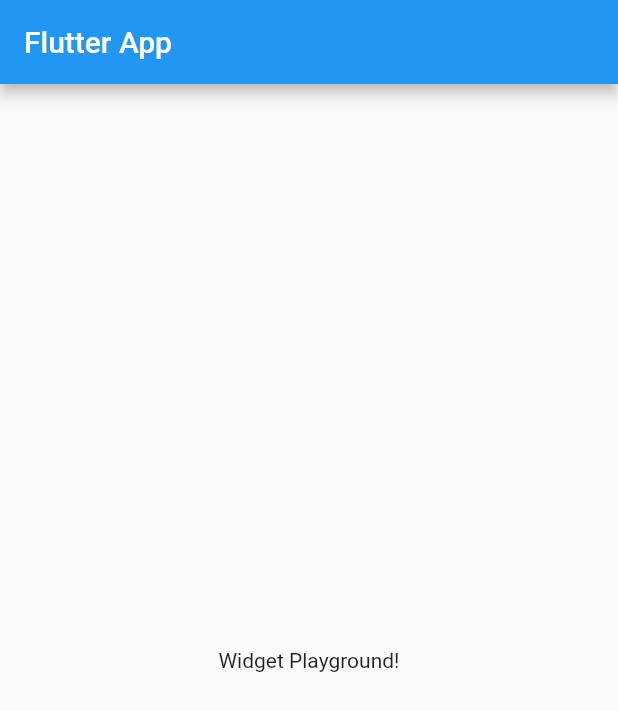
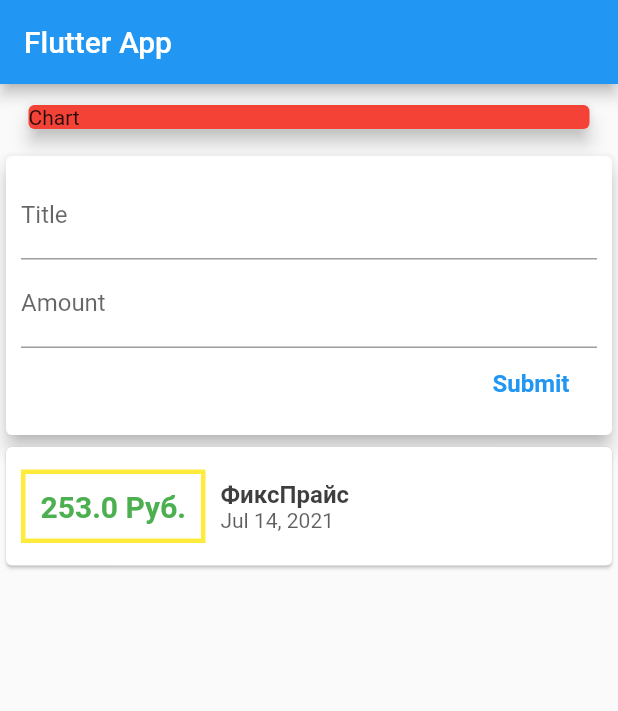
Before and after one commit to nikberX/MySpendings, a Flutter app: the screen it shows after launch, on a phone screen of 412 x 824 dp. Shown: the top 711 px of the screen. Run offline on Flutter 3.47's test engine with Material 2 defaults, Android fonts, the phone set to English and light mode, and no system bars.

Commit message:
Implemented base widgets to add purchases and dynamicly show them to user. Implemented purchase add button.

```diff
--- a/lib/main.dart
+++ b/lib/main.dart
@@ -1,5 +1,6 @@
 import 'package:flutter/material.dart';
 
+import './widgets/user_purchases.dart';
 void main() => runApp(MyApp());
 
 class MyApp extends StatelessWidget {
@@ -13,15 +14,28 @@ class MyApp extends StatelessWidget {
 }
 
 class MyHomePage extends StatelessWidget {
+
   @override
   Widget build(BuildContext context) {
     return Scaffold(
       appBar: AppBar(
         title: Text('Flutter App'),
       ),
-      body: Center(
-        child: Text('Widget Playground!'),
-      ),
+      body: Column(
+        crossAxisAlignment: CrossAxisAlignment.center,
+        children: <Widget>[
+          Container(
+            margin: EdgeInsets.symmetric(vertical: 10, horizontal: 15,),
+            width: double.infinity,
+            child: Card(
+              color: Colors.red,
+              child: Text('Chart'),
+              elevation: 5,
+            ),
+          ),
+          UserPurchases()
+        ],
+        ),
     );
   }
 }
--- /dev/null
+++ b/lib/models/purchase.dart
@@ -0,0 +1,13 @@
+class Purchase {
+  String id;
+  String title;
+  double amount;
+  DateTime date;
+
+  Purchase({
+    required this.id,
+    required this.title,
+    required this.amount,
+    required this.date
+  });
+}
--- /dev/null
+++ b/lib/widgets/new_purchase.dart
@@ -0,0 +1,48 @@
+import 'package:flutter/material.dart';
+
+class NewPurchase extends StatelessWidget {
+
+  final titleController = TextEditingController();
+  final amountController = TextEditingController();
+
+  final Function onButtonPressed;
+
+  NewPurchase(this.onButtonPressed);
+
+  @override
+  Widget build(BuildContext context) {
+    return Card(
+            elevation: 5,
+            child: Container(
+              padding: EdgeInsets.all(10),
+              child: Column(
+                crossAxisAlignment: CrossAxisAlignment.end,
+                  children: <Widget>[
+                    TextField(
+                      decoration: InputDecoration(
+                        labelText: 'Title',
+                      ),
+                      controller: titleController,
+                    ),
+                    TextField(decoration: InputDecoration(
+                        labelText: 'Amount',
+                      ),
+                      controller: amountController,
+                    ),
+                    FlatButton(
+                      onPressed: () {onButtonPressed(titleController.text,amountController.text);},
+                      child: Text(
+                        'Submit',
+                        style: TextStyle(
+                          color: Colors.blue,
+                          fontSize: 16,
+                          fontWeight: FontWeight.bold,
+                        ),
+                      )
+                    )
+                  ],
+                ),
+            ),
+    );
+  }
+}
--- /dev/null
+++ b/lib/widgets/purchase_list.dart
@@ -0,0 +1,61 @@
+//packages
+import 'package:flutter/material.dart';
+import 'package:intl/intl.dart';
+//files
+import '../models/purchase.dart';
+
+class PurchaseList extends StatelessWidget {
+  final List<Purchase> _purchases;
+
+  PurchaseList(this._purchases);
+
+  @override
+  Widget build(BuildContext context) {
+    return Column(
+            children: _purchases.map((purchase) {
+              return Card(
+                child: Row(children: [
+                  Container(
+                    margin: EdgeInsets.symmetric(horizontal: 10,vertical: 15),
+                    decoration: BoxDecoration(
+                      border: Border.all(color: Colors.yellow, width: 3,),
+                    ),
+                    padding: EdgeInsets.all(10),
+                    child: Text(
+                      '${purchase.amount} Руб.',
+                      style: TextStyle(
+                        fontWeight: FontWeight.bold,
+                        fontSize: 20,
+                        color: Colors.green,
+                      ),
+                    ),
+                  ),
+                  Column(
+                    crossAxisAlignment: CrossAxisAlignment.start,
+                    children: [
+
+                    Text(
+                      purchase.title,
+                      style: TextStyle(
+                        fontWeight: FontWeight.bold,
+                        fontSize: 16,
+                        color: Color(0xC1000000) , //black
+                      ),
+                    ),
+                    Text(
+                      DateFormat('yMMMd').format(purchase.date),
+                      style: TextStyle(
+                        fontSize: 14,
+                        color: Color(0xA1000000) , //black
+                      ),
+                    ),
+                  ],
+                  )
+                ],
+                )
+              );
+            }
+            ).toList(),
+    );
+  }
+}
--- /dev/null
+++ b/lib/widgets/user_purchases.dart
@@ -0,0 +1,45 @@
+import 'package:flutter/material.dart';
+
+import '../models/purchase.dart';
+import './purchase_list.dart';
+import './new_purchase.dart';
+
+class UserPurchases extends StatefulWidget {
+  @override
+  _UserPurchasesState createState() => _UserPurchasesState();
+}
+
+
+
+class _UserPurchasesState extends State<UserPurchases> {
+  final List<Purchase> _userPurchases = [
+    //Purchase(id: '1', title: 'Автобус', amount: 46.01, date:  DateTime.now()),
+    //Purchase(id: '1', title: 'Ягоды', amount: 470, date:  DateTime.now()),
+    //Purchase(id: '1', title: 'Лента', amount: 653, date:  DateTime.now()),
+    Purchase(id: '1', title: 'ФиксПрайс', amount: 253, date:  DateTime.now()),
+    //Purchase(id: '1', title: 'Ярче', amount: 200, date:  DateTime.now()),
+  ];
+
+  void _addNewPurchase(String title, String amountStr) {
+    double amount;
+    amount = double.parse(amountStr);
+    final newPurhcase = Purchase(
+      title: title,
+      amount: amount,
+      date: DateTime.now(),
+      id: (title + amount.toString()).hashCode.toString()
+    );
+    setState(() {
+      _userPurchases.add(newPurhcase);
+    });
+  }
+
+  @override
+  Widget build(BuildContext context) {
+    return Column(children: <Widget>[
+      NewPurchase(_addNewPurchase),
+      PurchaseList(_userPurchases),
+      ],
+    );
+  }
+}
--- a/pubspec.yaml
+++ b/pubspec.yaml
@@ -23,6 +23,7 @@ environment:
 dependencies:
   flutter:
     sdk: flutter
+  intl: ^0.17.0
 
 
   # The following adds the Cupertino Icons font to your application.
```
Also changed, not shown: pubspec.lock.
